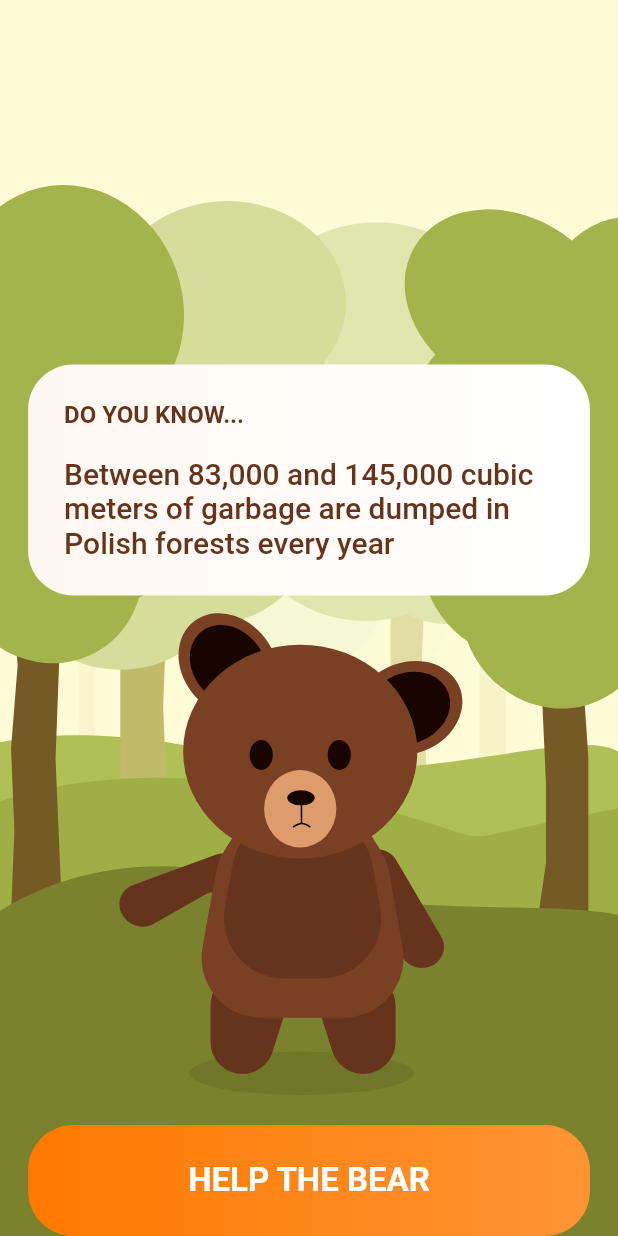
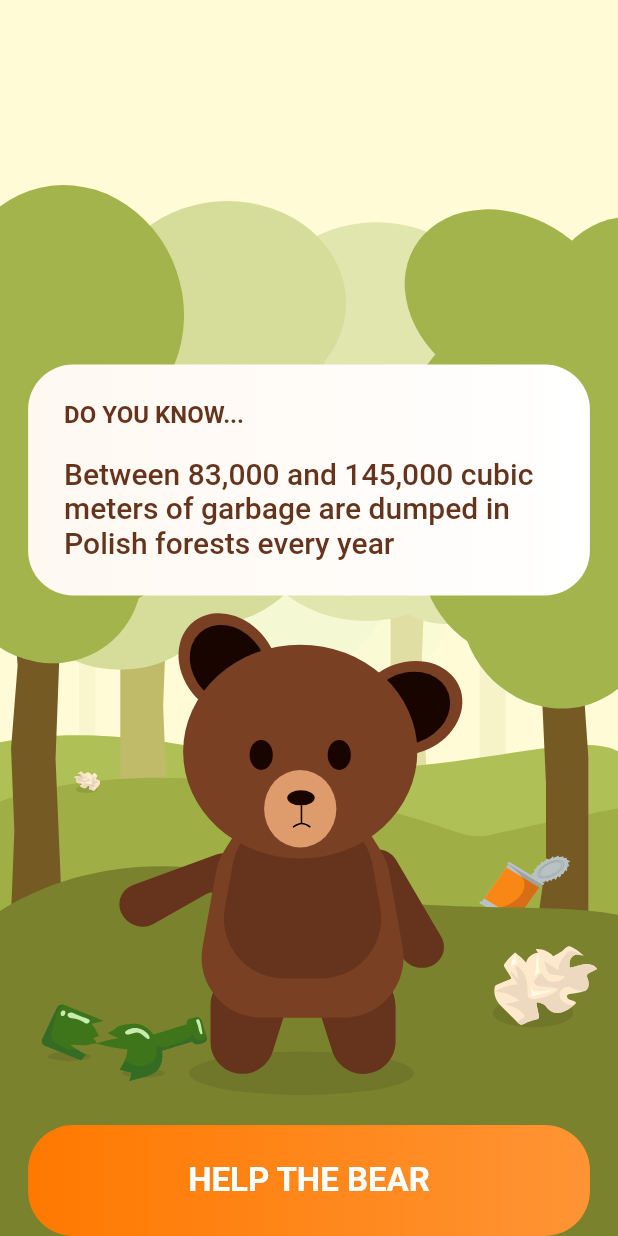
Before and after one commit to papril91/ecopet-hackyeah2022, a Flutter app: the screen it shows after launch, on a phone screen of 412 x 824 dp. Run offline on Flutter 3.47's test engine with Material 2 defaults, Android fonts, the phone set to English and light mode, and no system bars; our stand-ins replace flutter_svg, google_fonts, percent_indicator.

Commit message:
Prepare start page

```diff
--- a/lib/view/screens/start_screen.dart
+++ b/lib/view/screens/start_screen.dart
@@ -58,7 +58,8 @@ class HomeScreen extends StatelessWidget {
             child: Stack(
               fit: StackFit.expand,
               children: [
-                SvgPicture.asset('assets/icons/bg_1.svg', fit: BoxFit.fill),
+                SvgPicture.asset('assets/icons/main_bg_all.svg',
+                    fit: BoxFit.fill),
                 SafeArea(
                   child: Stack(
                     children: [
```
Also changed, not shown: assets/icons/main_bg_all.svg (added).
